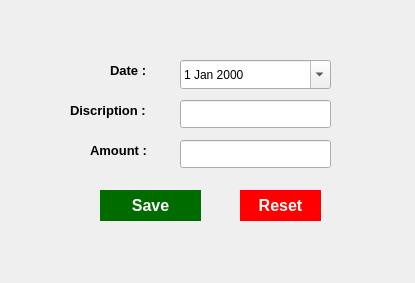
sahariajf/ExpiryGuard, file totalexpenses.ui: the form before one commit.
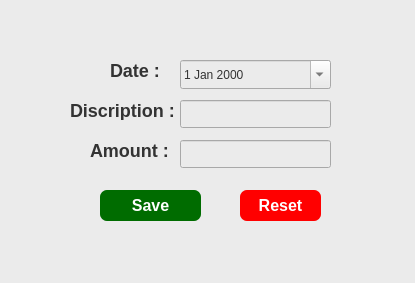
The form after the commit.

The edit to the form file:
```diff
--- a/totalexpenses.ui
+++ b/totalexpenses.ui
@@ -16,6 +16,23 @@
   <property name="windowTitle">
    <string>Expenses</string>
   </property>
+  <property name="styleSheet">
+   <string notr="true">QWidget {
+    background-color: rgb(235, 235, 235); 
+    color: #333; 
+}
+
+
+QHeaderView {
+    background-color: #009688; 
+    color: #ffffff; 
+}
+
+QLabel{
+  font-size:18px;
+}
+</string>
+  </property>
   <widget class="QLabel" name="label">
    <property name="geometry">
     <rect>
@@ -27,7 +44,7 @@
    </property>
    <property name="font">
     <font>
-     <pointsize>10</pointsize>
+     <pointsize>-1</pointsize>
      <bold>true</bold>
     </font>
    </property>
@@ -46,7 +63,7 @@
    </property>
    <property name="font">
     <font>
-     <pointsize>10</pointsize>
+     <pointsize>-1</pointsize>
      <bold>true</bold>
     </font>
    </property>
@@ -65,7 +82,7 @@
    </property>
    <property name="font">
     <font>
-     <pointsize>10</pointsize>
+     <pointsize>-1</pointsize>
      <bold>true</bold>
     </font>
    </property>
@@ -127,7 +144,12 @@
 border:none;
 color:white;
 background-color:rgb(0, 108, 0);
-border-radius:50px;
+border-radius: 7px;
+
+}
+
+QPushButton:hover {
+    background-color: rgb(0, 34, 0); 
 }</string>
    </property>
    <property name="text">
@@ -155,7 +177,11 @@
 border:none;
 color:white;
 background-color:red;
-border-radius:30px;
+border-radius: 7px;
+}
+
+QPushButton:hover {
+    background-color: rgb(85, 0, 0); 
 }</string>
    </property>
    <property name="text">
```
